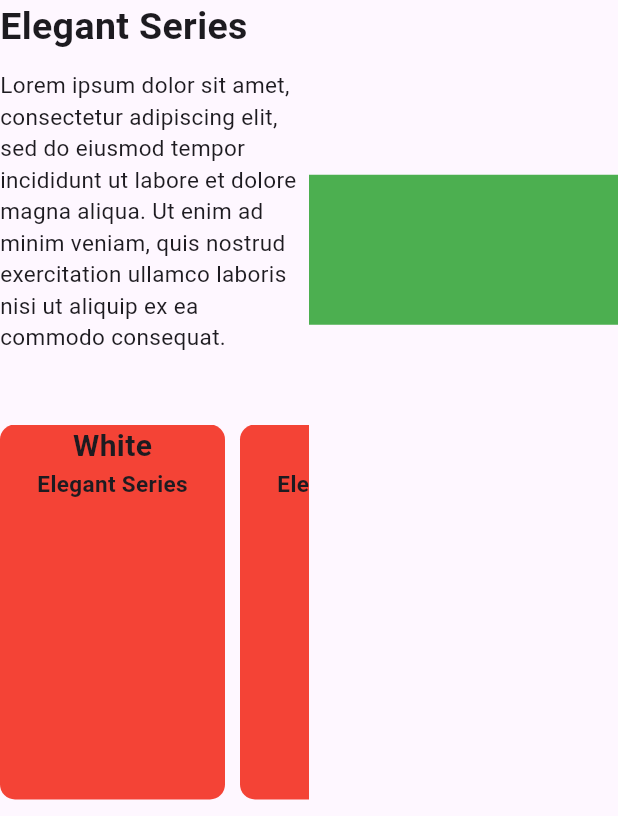
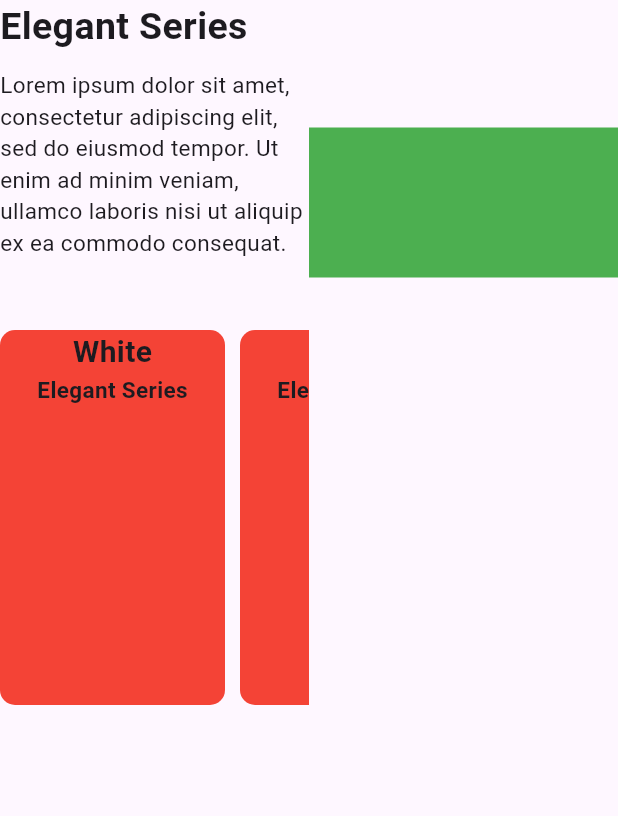
Before and after one commit to tusharhow/flutter-smartwatch-web, a Flutter app: the screen it shows after launch, on a phone screen of 412 x 824 dp, the part 420-1236 px from its top. Run offline on Flutter 3.47's test engine with Material 2 defaults, Android fonts, the light colour scheme and no system bars.

Commit message:
Issue fix

```diff
--- a/lib/src/components/top_nav_bar.dart
+++ b/lib/src/components/top_nav_bar.dart
@@ -34,7 +34,7 @@ class TopNavBar extends StatelessWidget {
               height: 80,
               child: Row(
                 mainAxisAlignment: MainAxisAlignment.center,
-                children: [
+                children: const [
                   Text(
                     "Home",
                     style: TextStyle(
@@ -42,7 +42,7 @@ class TopNavBar extends StatelessWidget {
                       fontWeight: FontWeight.bold,
                     ),
                   ),
-                  const SizedBox(width: 30),
+                  SizedBox(width: 30),
                   Text(
                     "About",
                     style: TextStyle(
@@ -50,7 +50,7 @@ class TopNavBar extends StatelessWidget {
                       fontWeight: FontWeight.bold,
                     ),
                   ),
-                  const SizedBox(width: 30),
+                  SizedBox(width: 30),
                   Text(
                     "Smartphone",
                     style: TextStyle(
@@ -58,7 +58,7 @@ class TopNavBar extends StatelessWidget {
                       fontWeight: FontWeight.bold,
                     ),
                   ),
-                  const SizedBox(width: 30),
+                  SizedBox(width: 30),
                   Text(
                     "Store",
                     style: TextStyle(
@@ -66,7 +66,7 @@ class TopNavBar extends StatelessWidget {
                       fontWeight: FontWeight.bold,
                     ),
                   ),
-                  const SizedBox(width: 30),
+                  SizedBox(width: 30),
                   Text(
                     "Contact",
                     style: TextStyle(
--- a/lib/src/views/home_page.dart
+++ b/lib/src/views/home_page.dart
@@ -18,14 +18,14 @@ class MyHomePage extends StatelessWidget {
                 child: Column(
                   crossAxisAlignment: CrossAxisAlignment.start,
                   children: [
-                  Text(
+                    const Text(
                       'Smartwatch',
                       style: TextStyle(
                         fontSize: 70,
                         fontWeight: FontWeight.bold,
                       ),
                     ),
-                  Text(
+                    const Text(
                       'Elegant Series',
                       style: TextStyle(
                         fontSize: 25,
@@ -33,8 +33,8 @@ class MyHomePage extends StatelessWidget {
                       ),
                     ),
                     const SizedBox(height: 10),
-                  Text(
-                    'Lorem ipsum dolor sit amet, consectetur adipiscing elit, sed do eiusmod tempor incididunt ut labore et dolore magna aliqua. Ut enim ad minim veniam, quis nostrud exercitation ullamco laboris nisi ut aliquip ex ea commodo consequat.',
+                    const Text(
+                      'Lorem ipsum dolor sit amet, consectetur adipiscing elit, sed do eiusmod tempor. Ut enim ad minim veniam, ullamco laboris nisi ut aliquip ex ea commodo consequat.',
                       style: TextStyle(
                         fontSize: 15,
                       ),
@@ -52,7 +52,8 @@ class MyHomePage extends StatelessWidget {
                       ),
                     ),
                   ],
-              )),
+                ),
+              ),
               Expanded(
                 child: Container(
                   height: 100,
```
Also changed, not shown: pubspec.yaml (+46 -48 lines). Lines whose indentation alone changed are shown as unchanged.
